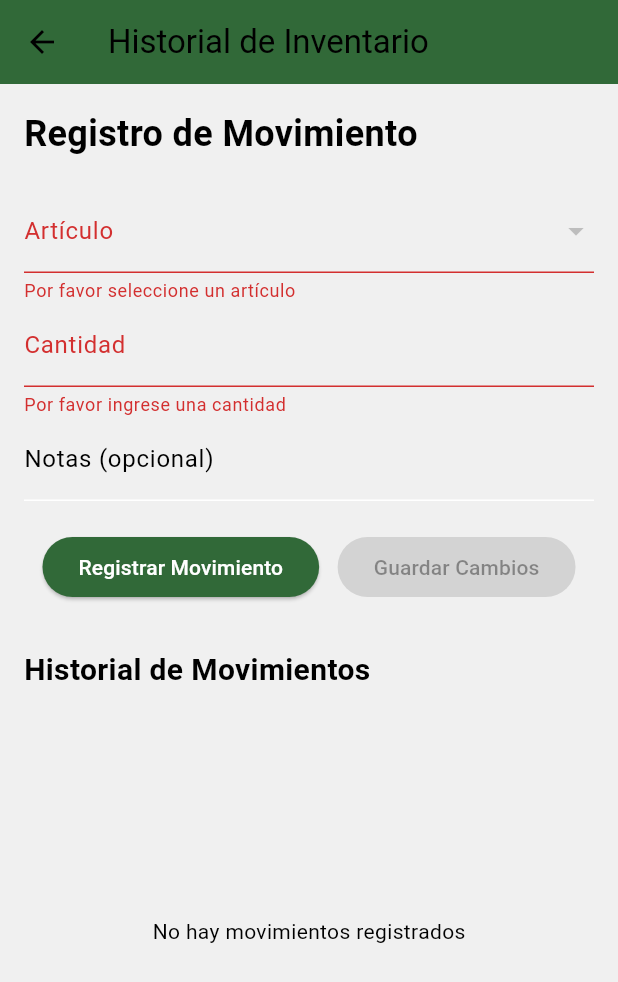
After one commit to DanielCast-ops/FAPK-cjs, a Flutter app: the HistorialInventario screen opened directly, after a tap on "Registrar Movimiento", on a phone screen of 412 x 824 dp. The commit adds this screen. Shown: the top 982 px of the screen. Run offline on Flutter 3.47's test engine with Material 3 defaults, Android fonts, the phone set to English and light mode, and no system bars; our stand-ins replace fl_chart, sqflite, sqflite_common_ffi; accounts and stored records are empty.

Commit message:
se realizan mejoras de cogido y se agregan las paginas historial e inventario

```diff
--- /dev/null
+++ b/Flutter/Cjsapp/lib/Paginas/historial.dart
@@ -0,0 +1,255 @@
+import 'package:flutter/material.dart';
+import 'package:Cjsapp/Modelos/principal.dart';
+import 'package:Cjsapp/Controladores/base_principal_controlador.dart';
+
+class HistorialInventario extends StatefulWidget {
+  const HistorialInventario({super.key});
+
+  @override
+  _HistorialInventarioState createState() => _HistorialInventarioState();
+}
+
+class _HistorialInventarioState extends State<HistorialInventario> {
+  final _formKey = GlobalKey<FormState>();
+
+  final cantidadController = TextEditingController();
+  final notasController = TextEditingController();
+  int? articuloSeleccionado;
+  Inventario? transaccionSeleccionada;
+
+  List<Articulo> articulos = [];
+
+  @override
+  void initState() {
+    super.initState();
+    cargarArticulos();
+  }
+
+  void cargarArticulos() async {
+    articulos = await DatabaseController.obtenerTodosLosArticulos();
+    setState(() {});
+  }
+
+  @override
+  Widget build(BuildContext context) {
+    return Scaffold(
+      appBar: AppBar(
+        title: const Text("Historial de Inventario"),
+        backgroundColor: const Color(0xFF316938),
+      ),
+      body: SingleChildScrollView(
+        child: Padding(
+          padding: const EdgeInsets.all(16.0),
+          child: Column(
+            crossAxisAlignment: CrossAxisAlignment.start,
+            children: [
+              const Text("Registro de Movimiento", style: TextStyle(fontSize: 24, fontWeight: FontWeight.bold)),
+              const SizedBox(height: 20),
+              Form(
+                key: _formKey,
+                child: Column(
+                  children: [
+                    DropdownButtonFormField<int>(
+                      value: articuloSeleccionado,
+                      items: articulos.map((articulo) {
+                        return DropdownMenuItem(
+                          value: articulo.idArticulo,
+                          child: Text(articulo.nombre),
+                        );
+                      }).toList(),
+                      onChanged: (value) {
+                        setState(() {
+                          articuloSeleccionado = value;
+                        });
+                      },
+                      decoration: const InputDecoration(labelText: "Artículo"),
+                      validator: (value) {
+                        if (value == null) {
+                          return 'Por favor seleccione un artículo';
+                        }
+                        return null;
+                      },
+                    ),
+                    TextFormField(
+                      controller: cantidadController,
+                      decoration: const InputDecoration(labelText: "Cantidad"),
+                      keyboardType: TextInputType.number,
+                      validator: (value) {
+                        if (value == null || value.isEmpty) {
+                          return 'Por favor ingrese una cantidad';
+                        }
+                        if (int.tryParse(value) == null || int.parse(value) <= 0) {
+                          return 'Por favor ingrese un número válido mayor que cero';
+                        }
+                        return null;
+                      },
+                    ),
+                    TextFormField(
+                      controller: notasController,
+                      decoration: const InputDecoration(labelText: "Notas (opcional)"),
+                    ),
+                    const SizedBox(height: 20),
+                    Row(
+                      mainAxisAlignment: MainAxisAlignment.spaceEvenly,
+                      children: [
+                        ElevatedButton(
+                          onPressed: registrarMovimiento,
+                          child: Text("Registrar Movimiento"),
+                        ),
+                        ElevatedButton(
+                          onPressed: transaccionSeleccionada != null ? guardarCambios : null,
+                          child: Text("Guardar Cambios"),
+                        ),
+                      ],
+                    ),
+                  ],
+                ),
+              ),
+              const SizedBox(height: 30),
+              const Text("Historial de Movimientos", style: TextStyle(fontSize: 20, fontWeight: FontWeight.bold)),
+              const SizedBox(height: 10),
+              SizedBox(
+                height: 300,
+                child: FutureBuilder<List<Inventario>>(
+                  future: DatabaseController.obtenerTodosLosMovimientos(),
+                  builder: (context, snapshot) {
+                    if (snapshot.connectionState == ConnectionState.waiting) {
+                      return const Center(child: CircularProgressIndicator());
+                    } else if (snapshot.hasError) {
+                      return Center(child: Text("Error: ${snapshot.error}"));
+                    } else if (!snapshot.hasData || snapshot.data!.isEmpty) {
+                      return const Center(child: Text("No hay movimientos registrados"));
+                    } else {
+                      return ListView.builder(
+                        itemCount: snapshot.data!.length,
+                        itemBuilder: (context, index) {
+                          final movimiento = snapshot.data![index];
+                          return ListTile(
+                            title: FutureBuilder<Articulo?>(
+                              future: DatabaseController.obtenerArticulo(movimiento.idArticulo),
+                              builder: (context, articuloSnapshot) {
+                                if (articuloSnapshot.connectionState == ConnectionState.waiting) {
+                                  return const Text("Cargando...");
+                                } else if (articuloSnapshot.hasError || !articuloSnapshot.hasData) {
+                                  return const Text("Error al cargar el artículo");
+                                } else {
+                                  return Text(articuloSnapshot.data!.nombre);
+                                }
+                              },
+                            ),
+                            subtitle: Text("Cantidad: ${movimiento.cantidad}, Fecha: ${movimiento.fecha}"),
+                            trailing: Row(
+                              mainAxisSize: MainAxisSize.min,
+                              children: [
+                                IconButton(
+                                  icon: const Icon(Icons.edit),
+                                  onPressed: () => actualizarMovimiento(movimiento),
+                                ),
+                                IconButton(
+                                  icon: const Icon(Icons.delete),
+                                  onPressed: () => eliminarMovimiento(movimiento.idTransaccion!),
+                                ),
+                              ],
+                            ),
+                          );
+                        },
+                      );
+                    }
+                  },
+                ),
+              ),
+            ],
+          ),
+        ),
+      ),
+    );
+  }
+
+  void registrarMovimiento() async {
+    if (_formKey.currentState!.validate()) {
+      final nuevoMovimiento = Inventario(
+        idArticulo: articuloSeleccionado!,
+        idPersonal: 1, // Asumimos un ID de personal fijo por ahora
+        cantidad: int.parse(cantidadController.text),
+        fecha: DateTime.now(),
+        notas: notasController.text,
+      );
+
+      try {
+        await DatabaseController.crearTransaccion(nuevoMovimiento);
+        ScaffoldMessenger.of(context).showSnackBar(
+          const SnackBar(content: Text("Movimiento registrado exitosamente.")),
+        );
+        limpiarFormulario();
+        setState(() {});
+      } catch (e) {
+        ScaffoldMessenger.of(context).showSnackBar(
+          const SnackBar(content: Text("Error: No se pudo registrar el movimiento.")),
+        );
+      }
+    }
+  }
+
+  void actualizarMovimiento(Inventario movimiento) {
+    setState(() {
+      transaccionSeleccionada = movimiento;
+      articuloSeleccionado = movimiento.idArticulo;
+      cantidadController.text = movimiento.cantidad.toString();
+      notasController.text = movimiento.notas ?? "";
+    });
+  }
+
+  void guardarCambios() async {
+    if (_formKey.currentState!.validate() && transaccionSeleccionada != null) {
+      final movimientoActualizado = Inventario(
+        idTransaccion: transaccionSeleccionada!.idTransaccion,
+        idArticulo: articuloSeleccionado!,
+        idPersonal: transaccionSeleccionada!.idPersonal,
+        cantidad: int.parse(cantidadController.text),
+        fecha: transaccionSeleccionada!.fecha,
+        notas: notasController.text,
+      );
+
+      try {
+        await DatabaseController.actualizarTransaccion(movimientoActualizado);
+        ScaffoldMessenger.of(context).showSnackBar(
+          const SnackBar(content: Text("Movimiento actualizado exitosamente.")),
+        );
+        limpiarFormulario();
+        setState(() {});
+      } catch (e) {
+        ScaffoldMessenger.of(context).showSnackBar(
+          const SnackBar(content: Text("Error: No se pudo actualizar el movimiento.")),
+        );
+      }
+    }
+  }
+
+  void eliminarMovimiento(int idTransaccion) async {
+    try {
+      await DatabaseController.eliminarTransaccion(idTransaccion);
+      ScaffoldMessenger.of(context).showSnackBar(
+        const SnackBar(content: Text("Movimiento eliminado exitosamente.")),
+      );
+      setState(() {});
+    } catch (e) {
+      ScaffoldMessenger.of(context).showSnackBar(
+        const SnackBar(content: Text("Error al eliminar el movimiento.")),
+      );
+    }
+  }
+
+  void limpiarFormulario() {
+    articuloSeleccionado = null;
+    cantidadController.clear();
+    notasController.clear();
+    transaccionSeleccionada = null;
+  }
+
+  @override
+  void dispose() {
+    cantidadController.dispose();
+    notasController.dispose();
+    super.dispose();
+  }
+}
--- a/Flutter/Cjsapp/pubspec.yaml
+++ b/Flutter/Cjsapp/pubspec.yaml
@@ -15,6 +15,7 @@ dependencies:
   path: ^1.8.3
   crypto: ^3.0.3
   intl: ^0.18.0
+  fl_chart: ^0.55.2
 
 dev_dependencies:
   flutter_test:
```
Also changed, not shown: Flutter/Cjsapp/lib/Paginas/articulos.dart (+23 -21 lines), Flutter/Cjsapp/lib/Paginas/estado_servicios.dart (+11 -9 lines), Flutter/Cjsapp/lib/Paginas/inventario.dart (added, +137 -0 lines), Flutter/Cjsapp/lib/Paginas/servicios.dart (+24 -22 lines), Flutter/Cjsapp/pubspec.lock.
